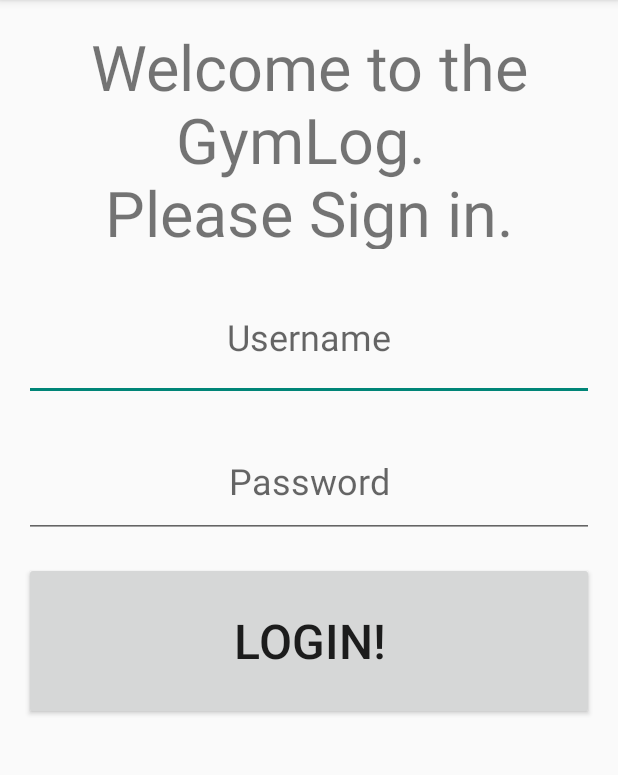
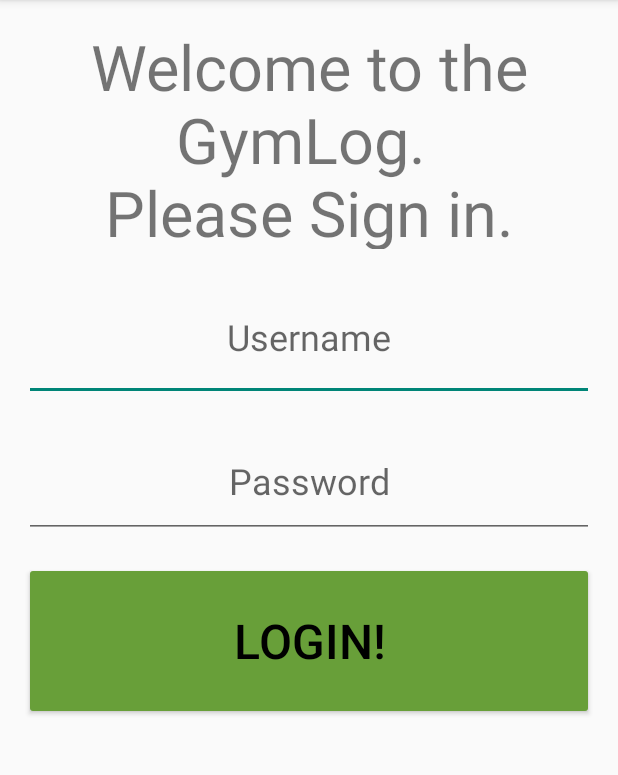
Before and after one commit to JianMitchell/GymLogPractice, an Android app: the screen it shows after launch (LoginActivity), on a phone screen of 412 x 824 dp, the part 84-859 px from its top. Run offline under Robolectric (Android 15) with nearby library versions, the phone set to English and light mode, and no system bars; our stand-ins replace Room's generated code.

Commit message:
edited two .xml files

```diff
--- a/app/src/main/AndroidManifest.xml
+++ b/app/src/main/AndroidManifest.xml
@@ -10,7 +10,7 @@
         android:label="@string/app_name"
         android:roundIcon="@mipmap/ic_launcher_round"
         android:supportsRtl="true"
-        android:theme="@style/Theme.AppCompat.DayNight.DarkActionBar"
+        android:theme="@style/Theme.AppCompat.Light.DarkActionBar"
         tools:targetApi="31">
         <activity
             android:name=".LoginActivity"
--- a/app/src/main/res/layout/activity_login.xml
+++ b/app/src/main/res/layout/activity_login.xml
@@ -55,6 +55,8 @@
         android:layout_margin="16dp"
         android:text="@string/login"
         android:textSize="32sp"
+        android:textColor="#000000"
+        android:backgroundTint="#689F39"
         app:layout_constraintEnd_toEndOf="parent"
         app:layout_constraintStart_toStartOf="parent"
         app:layout_constraintTop_toBottomOf="@+id/passwordLoginEditText" />
```
